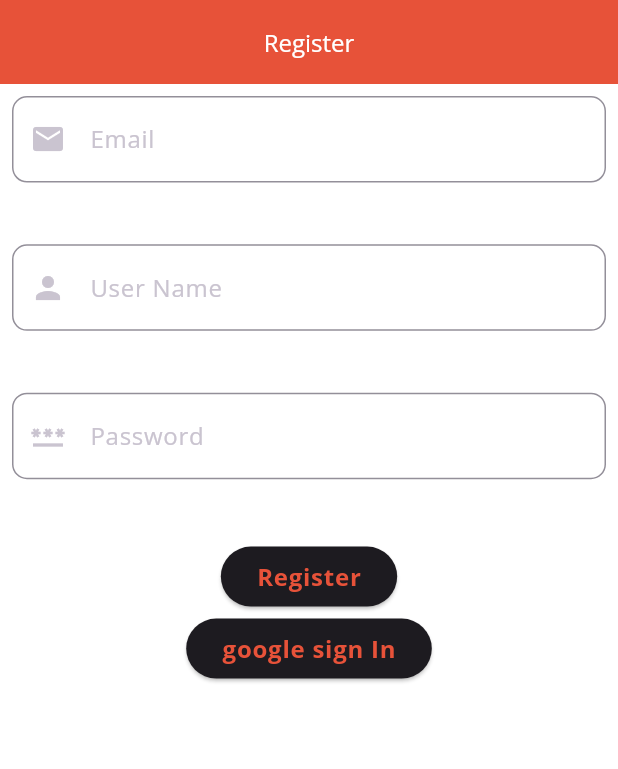
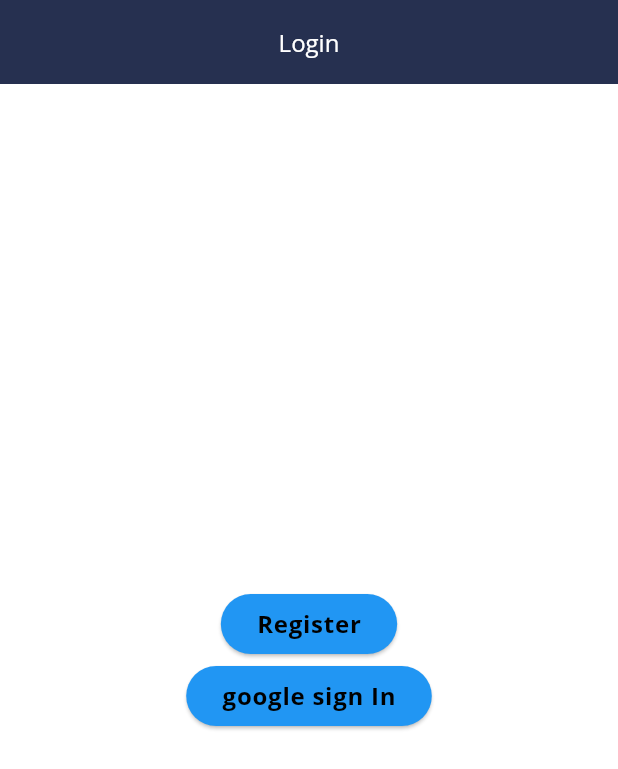
Before and after one commit to Mohammad-Alnaar/connect_firebase, a Flutter app: the screen it shows after launch, after a tap on "Connect", on a phone screen of 412 x 824 dp. Shown: the top 769 px of the screen. Run offline on Flutter 3.47's test engine with Material 3 defaults, Android fonts, the phone set to English and light mode, and no system bars; our stand-ins replace cloud_firestore, firebase_auth, firebase_core, flutter_riverpod, go_router, google_fonts and 1 more; accounts and stored records are empty; generated files the repository leaves out were written again.

Commit message:
fixed google signIn

```diff
--- a/lib/app/config/routes/router.dart
+++ b/lib/app/config/routes/router.dart
@@ -2,8 +2,8 @@
 // import 'package:chater/app/modules/auth/views/login_screen.dart';
 // import 'package:chater/app/modules/auth/views/splash_screen.dart';
 import 'package:connect_firebase/app/config/routes/my_named_routes.dart';
-import 'package:connect_firebase/app/modules/auth/views/login.dart';
 import 'package:connect_firebase/app/modules/auth/views/register.dart';
+import 'package:connect_firebase/app/modules/auth/views/google%20or%20login.dart';
 import 'package:connect_firebase/app/modules/auth/views/splash_screen.dart';
 import 'package:flutter/material.dart';
 import 'package:go_router/go_router.dart';
@@ -33,6 +33,15 @@ abstract class AppRouter {
       ),
       GoRoute(
         parentNavigatorKey: rootNavigatorKey,
+        path: "/${MyNamedRoutes.login}",
+        name: MyNamedRoutes.login,
+        pageBuilder: (context, state) => NoTransitionPage(
+          key: state.pageKey,
+          child: MainScreen(),
+        ),
+      ),
+      GoRoute(
+        parentNavigatorKey: rootNavigatorKey,
         path: "/${MyNamedRoutes.register}",
         name: MyNamedRoutes.register,
         pageBuilder: (context, state) => NoTransitionPage(
--- /dev/null
+++ b/lib/app/modules/auth/views/google or login.dart
@@ -0,0 +1,68 @@
+import 'package:connect_firebase/app/config/routes/my_named_routes.dart';
+import 'package:connect_firebase/app/config/theme/my_colors.dart';
+import 'package:connect_firebase/app/core/extensions/buid_context_extension.dart';
+import 'package:connect_firebase/app/modules/auth/domain/providers/auth_providers.dart';
+import 'package:connect_firebase/app/modules/auth/widgets/my_forms_widgets.dart';
+import 'package:flutter/material.dart';
+import 'package:flutter_riverpod/flutter_riverpod.dart';
+import 'package:go_router/go_router.dart';
+
+class MainScreen extends ConsumerWidget {
+  const MainScreen({super.key});
+
+  @override
+  Widget build(BuildContext context, WidgetRef ref) {
+    final authController = ref.read(authControllerProvider.notifier);
+    return Scaffold(
+      appBar: AppBar(
+        backgroundColor: MyColors.secondary_400,
+        centerTitle: true,
+        automaticallyImplyLeading: false,
+        title: Text(context.translate.login,
+            style: context.textTheme.headlineMedium
+                ?.copyWith(fontSize: 16, color: MyColors.white)),
+      ),
+      body: Center(
+        child: Container(
+          child: Column(
+            mainAxisAlignment: MainAxisAlignment.center,
+            children: [
+              ElevatedButton(
+                onPressed: () {
+                  context.pushNamed(MyNamedRoutes.register);
+                },
+                style: ButtonStyle(
+                  backgroundColor: MaterialStateProperty.all<Color>(
+                      Colors.blue), // Change this color
+                ),
+                child: Text(
+                  context.translate.register,
+                  style: context.textTheme.bodyLarge?.copyWith(
+                    fontWeight: FontWeight.bold,
+                    color: MyColors.black,
+                  ),
+                ),
+              ),
+              ElevatedButton(
+                onPressed: () {
+                  authController.signInWithGoogle();
+                },
+                style: ButtonStyle(
+                  backgroundColor: MaterialStateProperty.all<Color>(
+                      Colors.blue), // Change this color
+                ),
+                child: Text(
+                  context.translate.googleSign,
+                  style: context.textTheme.bodyLarge?.copyWith(
+                    fontWeight: FontWeight.bold,
+                    color: MyColors.black,
+                  ),
+                ),
+              ),
+            ],
+          ),
+        ),
+      ),
+    );
+  }
+}
--- a/lib/app/modules/auth/views/login.dart
+++ /dev/null
@@ -1,12 +0,0 @@
-import 'package:flutter/material.dart';
-
-class LoginScreen extends StatelessWidget {
-  const LoginScreen({super.key});
-
-  @override
-  Widget build(BuildContext context) {
-    return const Scaffold(
-      body: Center(child: Text("Login")),
-    );
-  }
-}
--- a/lib/app/modules/auth/views/register.dart
+++ b/lib/app/modules/auth/views/register.dart
@@ -1,8 +1,8 @@
+import 'package:flutter/material.dart';
 import 'package:connect_firebase/app/config/theme/my_colors.dart';
 import 'package:connect_firebase/app/core/extensions/buid_context_extension.dart';
 import 'package:connect_firebase/app/modules/auth/domain/providers/auth_providers.dart';
 import 'package:connect_firebase/app/modules/auth/widgets/my_forms_widgets.dart';
-import 'package:flutter/material.dart';
 import 'package:flutter_riverpod/flutter_riverpod.dart';
 
 class RegisterScreen extends ConsumerWidget {
--- a/lib/app/modules/auth/views/splash_screen.dart
+++ b/lib/app/modules/auth/views/splash_screen.dart
@@ -17,7 +17,7 @@ class SplashScreen extends StatelessWidget {
             child: Center(
                 child: GestureDetector(
                     onTap: () {
-                      context.pushNamed(MyNamedRoutes.register);
+                      context.pushNamed(MyNamedRoutes.login);
                     },
                     child: Text("Connect")))),
       ),
```
